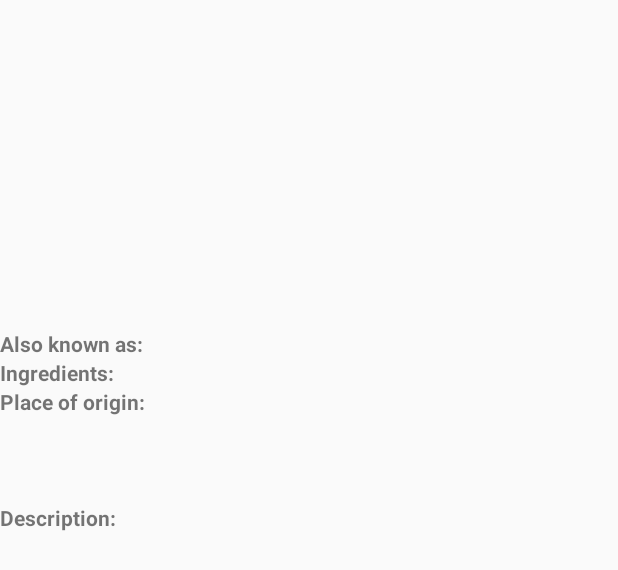
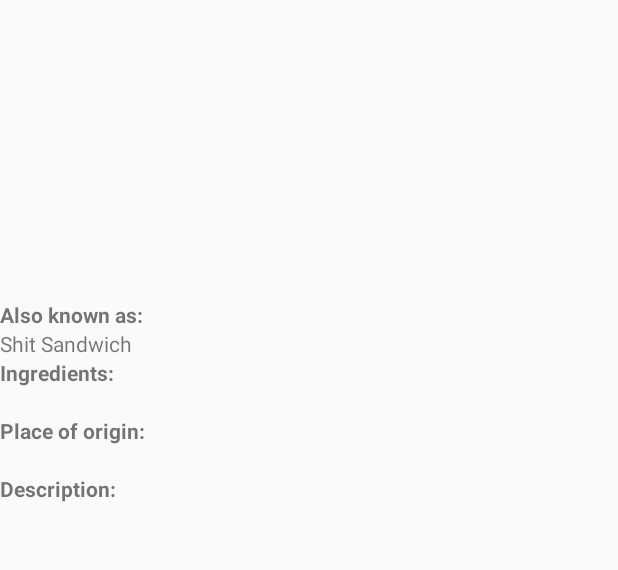
Before and after one commit to luwasu/sandwich-club, an Android app: the layout activity_detail.xml on its own in the app's theme, with its tools: preview values and no code run, on a phone screen of 412 x 824 dp. Shown: the top 570 px of the screen. Run offline under Robolectric (Android 15) with nearby library versions, the phone set to English and light mode, and no system bars.

Commit message:
add refactored code for DetailActivity

```diff
--- a/app/src/main/res/layout/activity_detail.xml
+++ b/app/src/main/res/layout/activity_detail.xml
@@ -1,9 +1,9 @@
 <?xml version="1.0" encoding="utf-8"?>
 
 <ScrollView xmlns:android="http://schemas.android.com/apk/res/android"
-    xmlns:tools="http://schemas.android.com/tools"
+    android:layout_width="match_parent"
     android:layout_height="wrap_content"
-    android:layout_width="match_parent">
+    xmlns:tools="http://schemas.android.com/tools">
 
     <LinearLayout
         android:layout_width="match_parent"
@@ -18,16 +18,19 @@
             android:contentDescription="@string/sandwich_picture_content_description"
             android:scaleType="centerCrop" />
 
-            <TextView
-                android:id="@+id/origin_tv"
-                android:layout_width="wrap_content"
-                android:layout_height="wrap_content" />
 
         <TextView
             android:layout_width="wrap_content"
             android:layout_height="wrap_content"
             android:text="@string/detail_also_known_as_label"
-                android:textStyle="bold" />
+            android:textStyle="bold"
+             />
+
+        <TextView
+            android:id="@+id/also_known_tv"
+            android:layout_width="wrap_content"
+            android:layout_height="wrap_content"
+            tools:text="Shit Sandwich"/>
 
         <TextView
             android:layout_width="wrap_content"
@@ -36,9 +39,26 @@
             android:textStyle="bold" />
 
         <TextView
+            android:id="@+id/ingredients_tv"
+            android:layout_width="wrap_content"
+            android:layout_height="wrap_content" />
+
+        <TextView
             android:layout_width="wrap_content"
             android:layout_height="wrap_content"
             android:text="@string/detail_place_of_origin_label"
+            android:textStyle="bold" />
+
+        <TextView
+            android:id="@+id/origin_tv"
+            android:layout_width="wrap_content"
+            android:layout_height="wrap_content" />
+
+
+        <TextView
+            android:layout_width="wrap_content"
+            android:layout_height="wrap_content"
+            android:text="@string/detail_description_label"
             android:textStyle="bold" />
 
         <TextView
@@ -46,21 +66,6 @@
             android:layout_width="wrap_content"
             android:layout_height="wrap_content" />
 
-            <TextView
-                android:id="@+id/ingredients_tv"
-                android:layout_width="wrap_content"
-                android:layout_height="wrap_content" />
-
-            <TextView
-                android:id="@+id/also_known_tv"
-                android:layout_width="wrap_content"
-                android:layout_height="wrap_content" />
-
-            <TextView
-                android:layout_width="wrap_content"
-                android:layout_height="wrap_content"
-                android:text="@string/detail_description_label"
-                android:textStyle="bold" />
     </LinearLayout>
 
 </ScrollView>
--- a/app/src/main/res/values/styles.xml
+++ b/app/src/main/res/values/styles.xml
@@ -8,4 +8,9 @@
         <item name="colorAccent">@color/colorAccent</item>
     </style>
 
+    <style name="DetailSandwichTitles">
+        <item name="android:textColor">#006400</item>
+        tes
+    </style>
+
 </resources>
```
Also changed, not shown: app/src/main/java/com/udacity/sandwichclub/DetailActivity.java (+44 -23 lines), app/src/main/java/com/udacity/sandwichclub/MainActivity.java (+7 -0 lines), 10 other files. Lines whose indentation alone changed are shown as unchanged.
